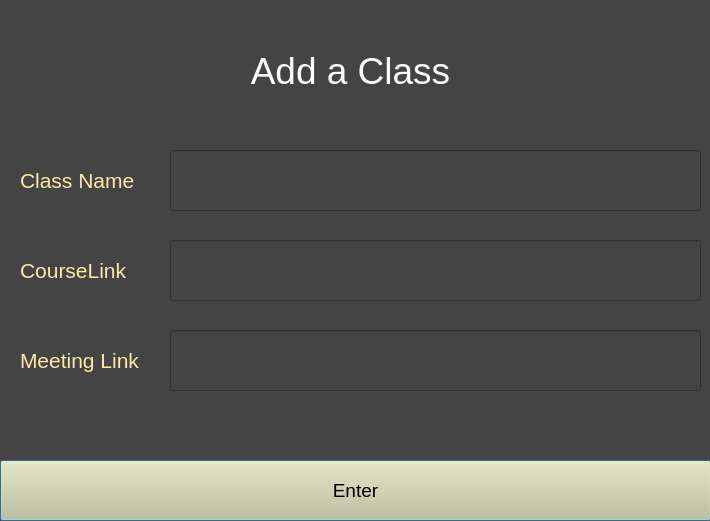
KamranHussain05/linksaver, file src/addClassGUI.ui: the form before one commit.
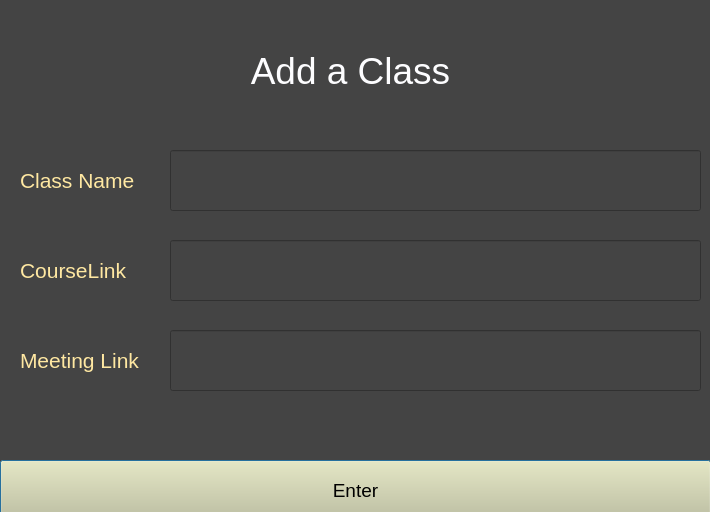
The form after the commit.

```diff
--- a/src/addClassGUI.ui
+++ b/src/addClassGUI.ui
@@ -7,7 +7,7 @@
     <x>0</x>
     <y>0</y>
     <width>710</width>
-    <height>521</height>
+    <height>512</height>
    </rect>
   </property>
   <property name="windowTitle">
```
